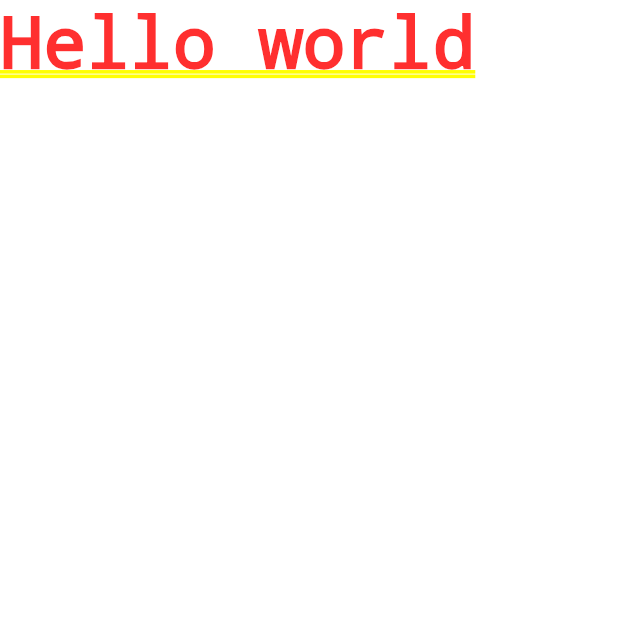
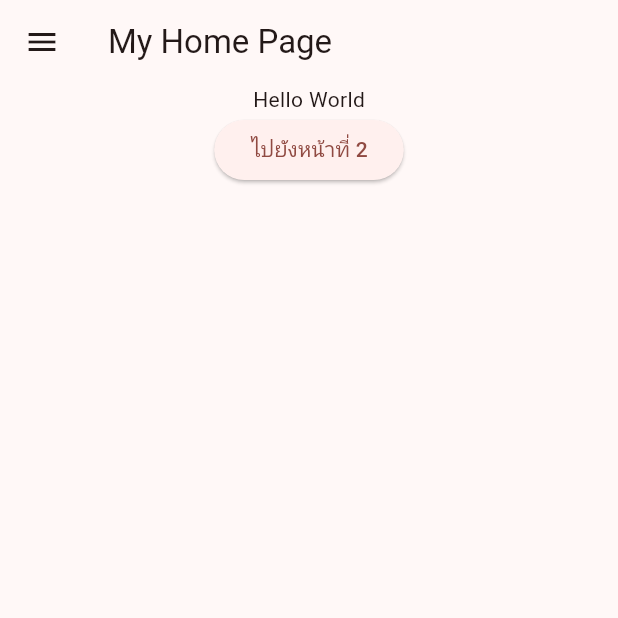
Before and after one commit to Pangsuphamat/example_1, a Flutter app: the screen it shows after launch, on a phone screen of 412 x 824 dp, the top half of it. Run offline on Flutter 3.47's test engine with Material 3 defaults, Android fonts, the phone set to English and light mode, and no system bars.

Commit message:
เพิ่ม

```diff
--- a/lib/screen/my_home_page.dart
+++ b/lib/screen/my_home_page.dart
@@ -1,10 +1,32 @@
+import 'package:example_1/screen/my_second_page.dart';
 import 'package:flutter/material.dart';
+import 'package:flutter/widgets.dart';
 
 class MyHomePage extends StatelessWidget {
   const MyHomePage({super.key});
 
   @override
   Widget build(BuildContext context) {
-    return const Text("Hello world");
+    return Scaffold(
+      drawer: const Drawer(
+        child: Text("My Drawer"),
+      ),
+      appBar: AppBar(
+        title: const Text("My Home Page"),
+      ),
+      body: Center(
+        child: Column(
+          children: [
+            const Text ("Hello World"),
+            ElevatedButton(
+              onPressed: () {
+                 Navigator.push(context, MaterialPageRoute(builder: (context) => const MySecondPage()));
+                 },
+                         child: const Text("ไปยังหน้าที่ 2"),
+            )
+          ],
+        ),
+      ),
+    );
   }
 }
```
Also changed, not shown: lib/screen/my_second_page.dart (added, +26 -0 lines).
